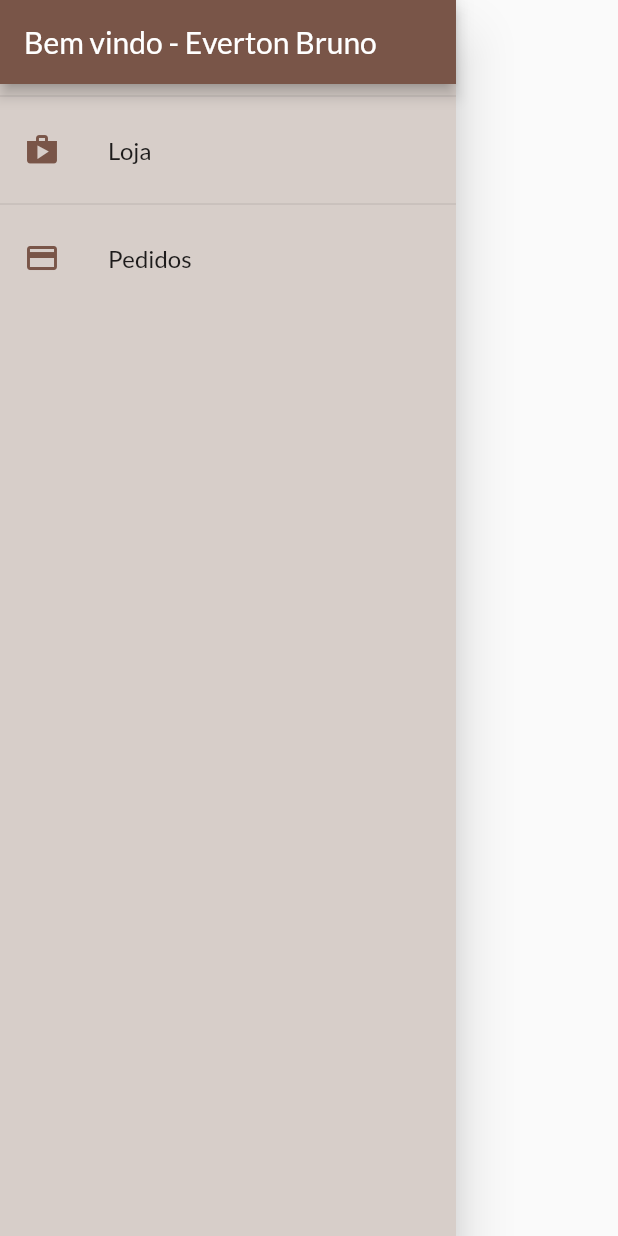
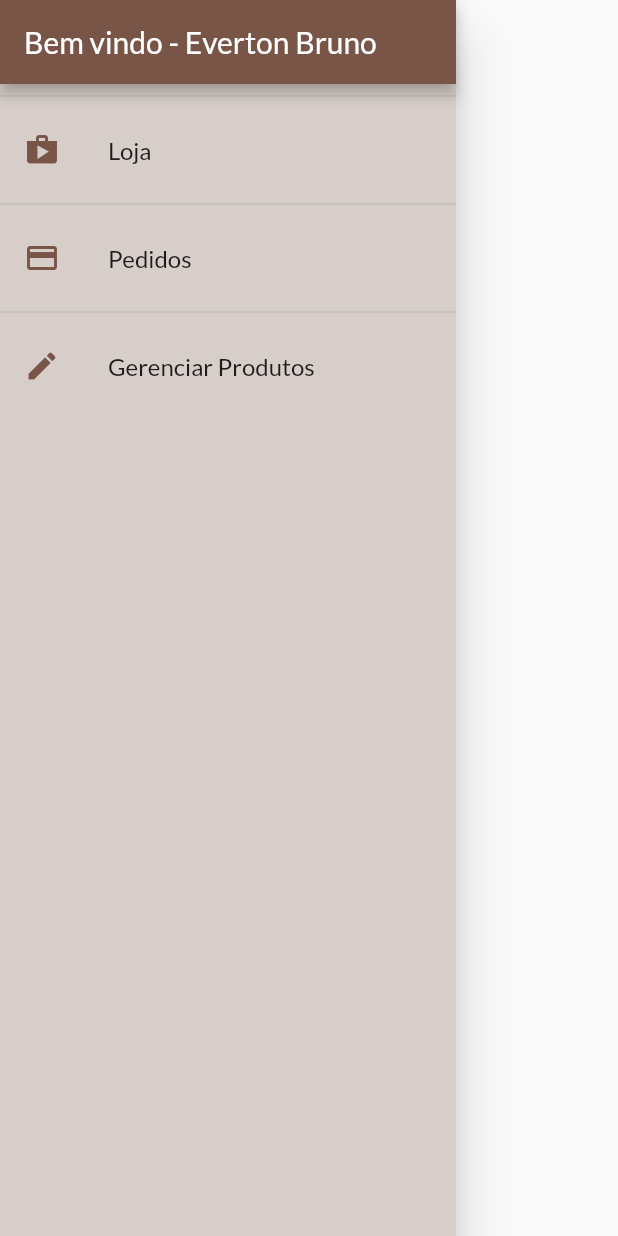
Before and after one commit to evertonbrunosds/shop, a Flutter app: the AppDrawer widget shown alone on an empty page, opened directly, on a phone screen of 412 x 824 dp. Run offline on Flutter 3.47's test engine with Material 2 defaults, Android fonts, the phone set to English and light mode, and no system bars; network calls fail.

Commit message:
Adição: Tela de Gerência de Produtos

```diff
--- a/lib/components/app_drawer.dart
+++ b/lib/components/app_drawer.dart
@@ -34,6 +34,16 @@ class AppDrawer extends StatelessWidget {
           onTap: () =>
               Navigator.of(context).pushReplacementNamed(AppRoutes.ORDERS),
         ),
+        const Divider(),
+        ListTile(
+          leading: Icon(
+            Icons.edit,
+            color: colorScheme.primary,
+          ),
+          title: const Text('Gerenciar Produtos'),
+          onTap: () =>
+              Navigator.of(context).pushReplacementNamed(AppRoutes.PRODUCTS),
+        ),
       ]),
     );
   }
--- a/lib/main.dart
+++ b/lib/main.dart
@@ -6,6 +6,7 @@ import 'package:shop/models/product_list.dart';
 import 'package:shop/screens/cart_screen.dart';
 import 'package:shop/screens/orders_screen.dart';
 import 'package:shop/screens/product_detail_screen.dart';
+import 'package:shop/screens/products_screen.dart';
 import 'package:shop/screens/products_overview_screen.dart';
 import 'package:shop/utils/app_routes.dart';
 
@@ -38,6 +39,7 @@ class MyApp extends StatelessWidget {
           AppRoutes.CART: (context) => const CartScreen(),
           AppRoutes.HOME: (context) => const ProductsOverviewScreen(),
           AppRoutes.ORDERS: (context) => const OrdersScreen(),
+          AppRoutes.PRODUCTS: (context) => const ProductsScreen(),
         },
         debugShowCheckedModeBanner: false,
       ),
--- a/lib/models/product_list.dart
+++ b/lib/models/product_list.dart
@@ -10,6 +10,8 @@ class ProductList with ChangeNotifier {
   List<Product> get favoriteItens =>
       _itens.where((product) => product.isFavorite).toList();
 
+  int get itensCount => _itens.length;
+
   void addProduct(final Product product) {
     _itens.add(product);
     notifyListeners();
--- a/lib/utils/app_routes.dart
+++ b/lib/utils/app_routes.dart
@@ -4,4 +4,5 @@ class AppRoutes {
   static const String CART = '/cart';
   static const String HOME = '/';
   static const String ORDERS = '/orders';
+  static const String PRODUCTS = '/products';
 }
```
Also changed, not shown: lib/screens/products_screen.dart (added, +29 -0 lines).
